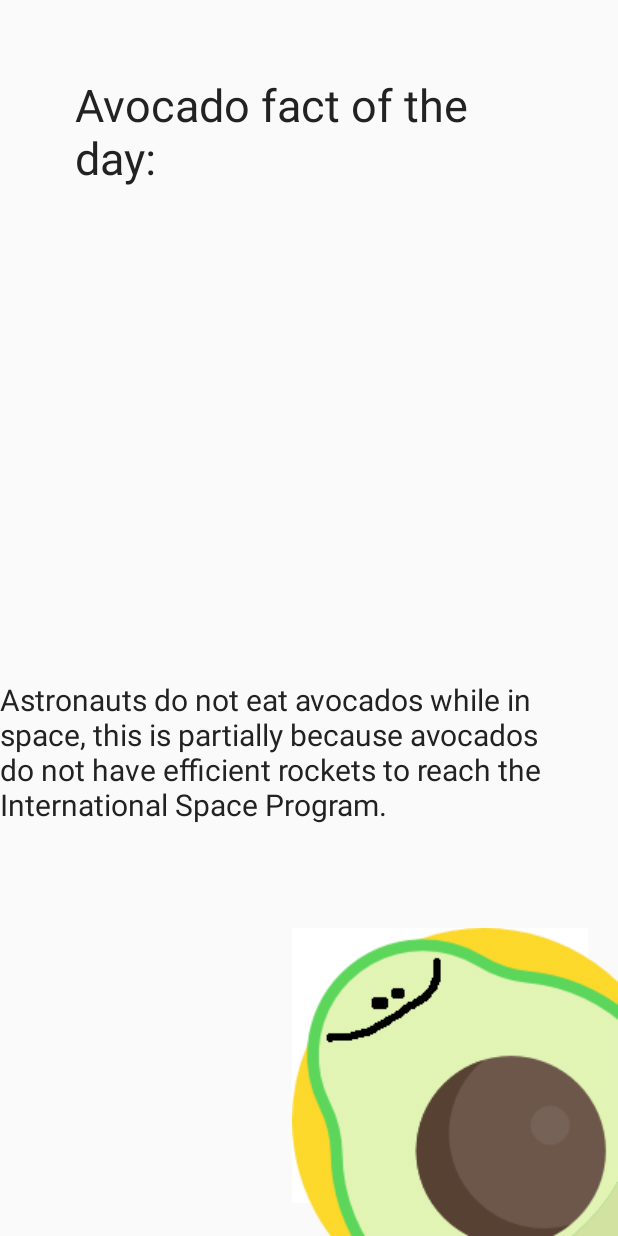
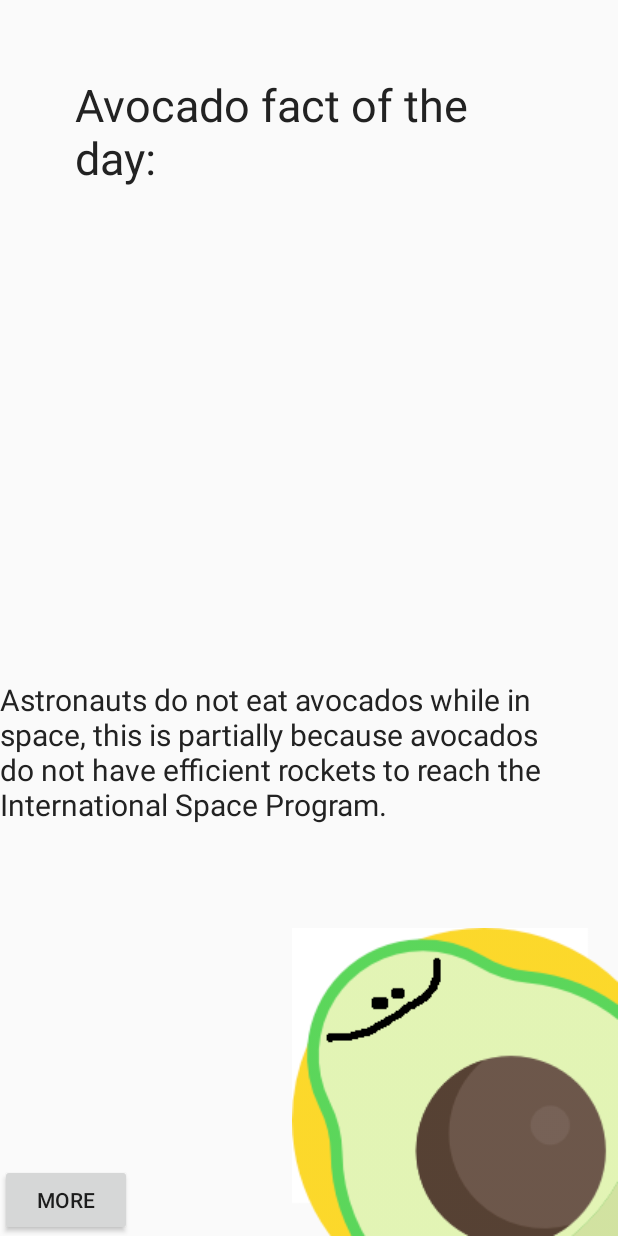
Before and after one commit to Kotlin-Thursdays/Avocado-Facts, an Android app: the screen it shows after launch (MainActivity), on a phone screen of 412 x 824 dp. Run offline under Robolectric (Android 15) with nearby library versions, the phone set to English and light mode, and no system bars.

Commit message:
add more button with random generator UI: add more button Functionality: random generator to pick fact from array and display Everything is done on Main Thread.

```diff
--- a/app/build.gradle
+++ b/app/build.gradle
@@ -24,7 +24,7 @@ android {
 
 dependencies {
     implementation fileTree(dir: 'libs', include: ['*.jar'])
-    implementation"org.jetbrains.kotlin:kotlin-stdlib-jre7:$kotlin_version"
+    implementation"org.jetbrains.kotlin:kotlin-stdlib-jdk7:$kotlin_version"
     implementation 'com.android.support:appcompat-v7:27.1.1'
     implementation 'com.android.support.constraint:constraint-layout:1.1.2'
     testImplementation 'junit:junit:4.12'
--- a/app/src/main/java/com/example/amandahinchman/avocadofacts/MainActivity.kt
+++ b/app/src/main/java/com/example/amandahinchman/avocadofacts/MainActivity.kt
@@ -2,12 +2,25 @@ package com.example.amandahinchman.avocadofacts
 
 import android.support.v7.app.AppCompatActivity
 import android.os.Bundle
+import android.widget.Button
 import android.widget.TextView
+import java.util.*
 
 class MainActivity : AppCompatActivity() {
 
     // Declare our View Variables
     private lateinit var factTextView: TextView
+
+    private val facts = arrayOf("fact 1",
+            "fact 2",
+            "fact 3",
+            "fact 4",
+            "fact 5",
+            "fact 6",
+            "fact 7",
+            "fact 8",
+            "fact 9",
+            "fact 10")
 
     override fun onCreate(savedInstanceState: Bundle?) {
         super.onCreate(savedInstanceState)
@@ -16,5 +29,14 @@ class MainActivity : AppCompatActivity() {
         // Assign the Views from the layout
         factTextView = findViewById(R.id.avocadoFact)
 
+        var moarButton = findViewById<Button>(R.id.more)
+        moarButton.setOnClickListener {
+            val randomGen= Random()
+            val randomNumber= randomGen.nextInt(10)
+            factTextView.text = facts.get(randomNumber)
+        }
+
+
+
     }
 }
--- a/app/src/main/res/layout-v26/activity_main.xml
+++ b/app/src/main/res/layout-v26/activity_main.xml
@@ -43,6 +43,13 @@
         android:text="@string/avocadoFact"
         android:textColor="#222222"
         android:textSize="20sp" />
+    <Button
+        android:layout_width="wrap_content"
+        android:layout_height="wrap_content"
+        android:id="@+id/more"
+        android:layout_alignParentBottom="true"
+        android:layout_alignParentStart="true"
 
+        android:text="More" />
 
 </RelativeLayout>
--- a/app/src/main/res/layout/activity_main.xml
+++ b/app/src/main/res/layout/activity_main.xml
@@ -48,5 +48,13 @@
         android:text="@string/avocado_fact_of_the_day"
         android:textColor="#222"
         android:textSize="32sp" />
+    <Button
+        android:layout_width="wrap_content"
+        android:layout_height="wrap_content"
+        android:id="@+id/more"
+        android:layout_alignParentBottom="true"
+        android:layout_alignParentStart="true"
+
+        android:text="More" />
 
 </RelativeLayout>
--- a/build.gradle
+++ b/build.gradle
@@ -1,13 +1,13 @@
 // Top-level build file where you can add configuration options common to all sub-projects/modules.
 
 buildscript {
-    ext.kotlin_version = '1.2.41'
+    ext.kotlin_version = '1.3.21'
     repositories {
         google()
         jcenter()
     }
     dependencies {
-        classpath 'com.android.tools.build:gradle:3.1.3'
+        classpath 'com.android.tools.build:gradle:3.3.2'
         classpath "org.jetbrains.kotlin:kotlin-gradle-plugin:$kotlin_version"
 
         // NOTE: Do not place your application dependencies here; they belong
```
Also changed, not shown: gradle/wrapper/gradle-wrapper.properties.
